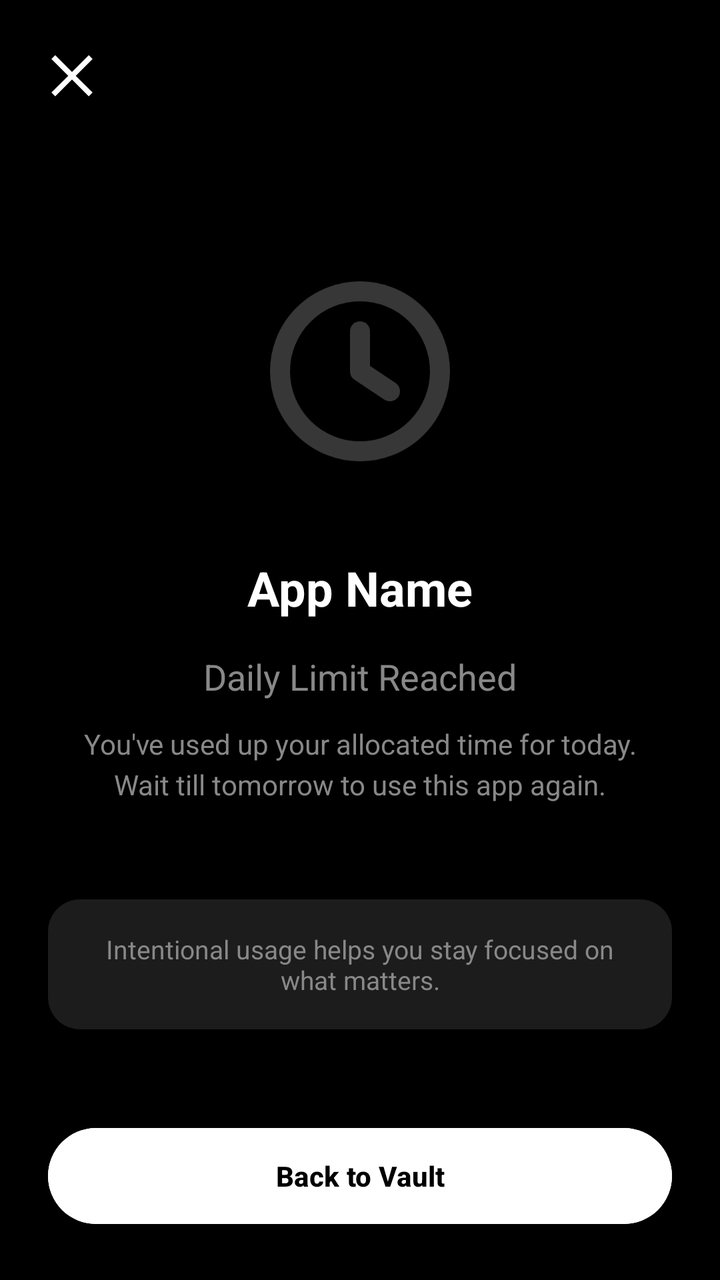
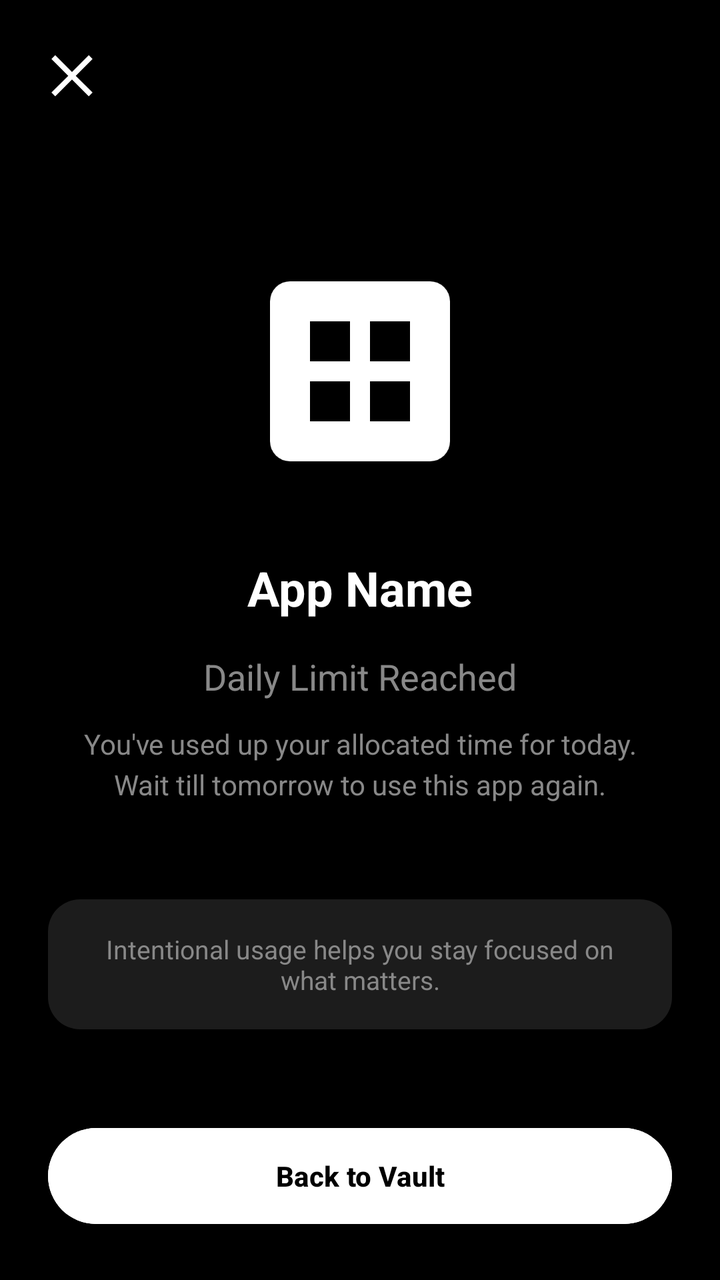

Compare the two renders of this Android layout. The source of the first and the diff that turns it into the second are given below.
<!-- AndroidManifest.xml: application theme Theme.PureLauncher -->
<!-- res/layout/activity_limit_reached.xml -->
<?xml version="1.0" encoding="utf-8"?>
<androidx.constraintlayout.widget.ConstraintLayout xmlns:android="http://schemas.android.com/apk/res/android"
    xmlns:app="http://schemas.android.com/apk/res-auto"
    android:id="@+id/main"
    android:layout_width="match_parent"
    android:layout_height="match_parent"
    android:background="@color/bg_primary">

    <ImageView
        android:id="@+id/ivClose"
        android:layout_width="32dp"
        android:layout_height="32dp"
        android:layout_marginTop="20dp"
        android:layout_marginStart="20dp"
        android:contentDescription="Close"
        android:src="@drawable/ic_close"
        app:layout_constraintStart_toStartOf="parent"
        app:layout_constraintTop_toTopOf="parent" />

    <LinearLayout
        android:layout_width="match_parent"
        android:layout_height="wrap_content"
        android:gravity="center_horizontal"
        android:orientation="vertical"
        android:padding="24dp"
        app:layout_constraintBottom_toBottomOf="parent"
        app:layout_constraintTop_toTopOf="parent">

        <ImageView
            android:id="@+id/ivAppIcon"
            android:layout_width="120dp"
            android:layout_height="120dp"
            android:alpha="0.4"
            android:src="@drawable/ic_clock"
            app:tint="@color/text_secondary" />

        <TextView
            android:id="@+id/tvAppName"
            android:layout_width="wrap_content"
            android:layout_height="wrap_content"
            android:layout_marginTop="32dp"
            android:text="App Name"
            android:textColor="@color/text_primary"
            android:textSize="24sp"
            android:textStyle="bold" />

        <TextView
            android:layout_width="wrap_content"
            android:layout_height="wrap_content"
            android:layout_marginTop="16dp"
            android:text="Daily Limit Reached"
            android:textColor="@color/text_secondary"
            android:textSize="18sp" />

        <TextView
            android:layout_width="wrap_content"
            android:layout_height="wrap_content"
            android:layout_marginTop="12dp"
            android:gravity="center"
            android:text="You've used up your allocated time for today.\nWait till tomorrow to use this app again."
            android:textColor="@color/text_secondary"
            android:textSize="14sp"
            android:lineSpacingExtra="4dp" />

        <View
            android:layout_width="match_parent"
            android:layout_height="48dp" />

        <TextView
            android:layout_width="match_parent"
            android:layout_height="wrap_content"
            android:padding="16dp"
            android:background="@drawable/bg_chip_dark"
            android:text="Intentional usage helps you stay focused on what matters."
            android:textColor="@color/text_secondary"
            android:textSize="13sp"
            android:gravity="center" />

    </LinearLayout>

    <Button
        android:id="@+id/btnBackToVault"
        android:layout_width="match_parent"
        android:layout_height="56dp"
        android:layout_margin="24dp"
        android:backgroundTint="@color/bg_button"
        android:text="Back to Vault"
        android:textColor="@color/text_on_white"
        android:textStyle="bold"
        app:layout_constraintBottom_toBottomOf="parent" />

</androidx.constraintlayout.widget.ConstraintLayout>
<!-- resources referenced by this layout -->
<resources>
  <color name="bg_button">#FFFFFF</color>
  <color name="bg_primary">#000000</color>
  <color name="text_on_white">#000000</color>
  <color name="text_primary">#FFFFFF</color>
  <color name="text_secondary">#888888</color>
  <!-- drawable bg_chip_dark (drawable) -->
  <?xml version="1.0" encoding="utf-8"?>
  <shape xmlns:android="http://schemas.android.com/apk/res/android" android:shape="rectangle">
      <corners android:radius="16dp" />
      <solid android:color="#1C1C1C" />
  </shape>
  <!-- drawable ic_clock (drawable) -->
  <?xml version="1.0" encoding="utf-8"?>
  <vector xmlns:android="http://schemas.android.com/apk/res/android"
      android:width="24dp"
      android:height="24dp"
      android:viewportWidth="24"
      android:viewportHeight="24">
      <path
          android:fillColor="#00000000"
          android:strokeColor="#FFFFFFFF"
          android:strokeLineCap="round"
          android:strokeLineJoin="round"
          android:strokeWidth="2"
          android:pathData="M12,4A8,8 0 1,1 12,20A8,8 0 1,1 12,4Z" />
      <path
          android:fillColor="#00000000"
          android:strokeColor="#FFFFFFFF"
          android:strokeLineCap="round"
          android:strokeLineJoin="round"
          android:strokeWidth="2"
          android:pathData="M12,8V12L15,14" />
  </vector>
  <!-- drawable ic_close (drawable) -->
  <?xml version="1.0" encoding="utf-8"?>
  <vector xmlns:android="http://schemas.android.com/apk/res/android"
  	android:width="24dp"
  	android:height="24dp"
  	android:viewportWidth="24"
  	android:viewportHeight="24">
  	<path
  		android:fillColor="#FFFFFFFF"
  		android:pathData="M18.3,5.71L12,12L5.71,5.71L4.29,7.12L10.59,13.41L4.29,19.71L5.71,21.12L12,14.83L18.29,21.12L19.71,19.71L13.41,13.41L19.71,7.12L18.3,5.71Z" />
  </vector>
  <style name="Theme.PureLauncher" parent="Base.Theme.PureLauncher" />
  <style name="Base.Theme.PureLauncher" parent="Theme.Material3.DayNight.NoActionBar">
          
          <item name="android:windowBackground">@android:color/black</item>
          
          <item name="android:windowAnimationStyle">@style/NoWindowAnimation</item>
      </style>
  <style name="NoWindowAnimation">
          <item name="android:activityOpenEnterAnimation">@null</item>
          <item name="android:activityOpenExitAnimation">@null</item>
          <item name="android:activityCloseEnterAnimation">@null</item>
          <item name="android:activityCloseExitAnimation">@null</item>
          <item name="android:taskOpenEnterAnimation">@null</item>
          <item name="android:taskOpenExitAnimation">@null</item>
          <item name="android:taskCloseEnterAnimation">@null</item>
          <item name="android:taskCloseExitAnimation">@null</item>
          <item name="android:taskToFrontEnterAnimation">@null</item>
          <item name="android:taskToFrontExitAnimation">@null</item>
      </style>
</resources>

<!-- the commit's change to res/layout/activity_limit_reached.xml (unified diff, before → after) -->
@@ -30,9 +30,7 @@
             android:id="@+id/ivAppIcon"
             android:layout_width="120dp"
             android:layout_height="120dp"
-            android:alpha="0.4"
-            android:src="@drawable/ic_clock"
-            app:tint="@color/text_secondary" />
+            android:src="@drawable/ic_placeholder_app" />
 
         <TextView
             android:id="@+id/tvAppName"
<!-- resource entries referenced after the edit -->
@@ -11,28 +11,6 @@
       <corners android:radius="16dp" />
       <solid android:color="#1C1C1C" />
   </shape>
-  <!-- drawable ic_clock (drawable) -->
-  <?xml version="1.0" encoding="utf-8"?>
-  <vector xmlns:android="http://schemas.android.com/apk/res/android"
-      android:width="24dp"
-      android:height="24dp"
-      android:viewportWidth="24"
-      android:viewportHeight="24">
-      <path
-          android:fillColor="#00000000"
-          android:strokeColor="#FFFFFFFF"
-          android:strokeLineCap="round"
-          android:strokeLineJoin="round"
-          android:strokeWidth="2"
-          android:pathData="M12,4A8,8 0 1,1 12,20A8,8 0 1,1 12,4Z" />
-      <path
-          android:fillColor="#00000000"
-          android:strokeColor="#FFFFFFFF"
-          android:strokeLineCap="round"
-          android:strokeLineJoin="round"
-          android:strokeWidth="2"
-          android:pathData="M12,8V12L15,14" />
-  </vector>
   <!-- drawable ic_close (drawable) -->
   <?xml version="1.0" encoding="utf-8"?>
   <vector xmlns:android="http://schemas.android.com/apk/res/android"
@@ -43,6 +21,20 @@
   	<path
   		android:fillColor="#FFFFFFFF"
   		android:pathData="M18.3,5.71L12,12L5.71,5.71L4.29,7.12L10.59,13.41L4.29,19.71L5.71,21.12L12,14.83L18.29,21.12L19.71,19.71L13.41,13.41L19.71,7.12L18.3,5.71Z" />
+  </vector>
+  <!-- drawable ic_placeholder_app (drawable) -->
+  <?xml version="1.0" encoding="utf-8"?>
+  <vector xmlns:android="http://schemas.android.com/apk/res/android"
+  	android:width="24dp"
+  	android:height="24dp"
+  	android:viewportWidth="24"
+  	android:viewportHeight="24">
+  	<path
+  		android:fillColor="#FFFFFFFF"
+  		android:pathData="M5,3H19A2,2 0 0,1 21,5V19A2,2 0 0,1 19,21H5A2,2 0 0,1 3,19V5A2,2 0 0,1 5,3Z" />
+  	<path
+  		android:fillColor="#FF000000"
+  		android:pathData="M7,7H11V11H7V7ZM13,7H17V11H13V7ZM7,13H11V17H7V13ZM13,13H17V17H13V13Z" />
   </vector>
   <style name="Theme.PureLauncher" parent="Base.Theme.PureLauncher" />
   <style name="Base.Theme.PureLauncher" parent="Theme.Material3.DayNight.NoActionBar">
